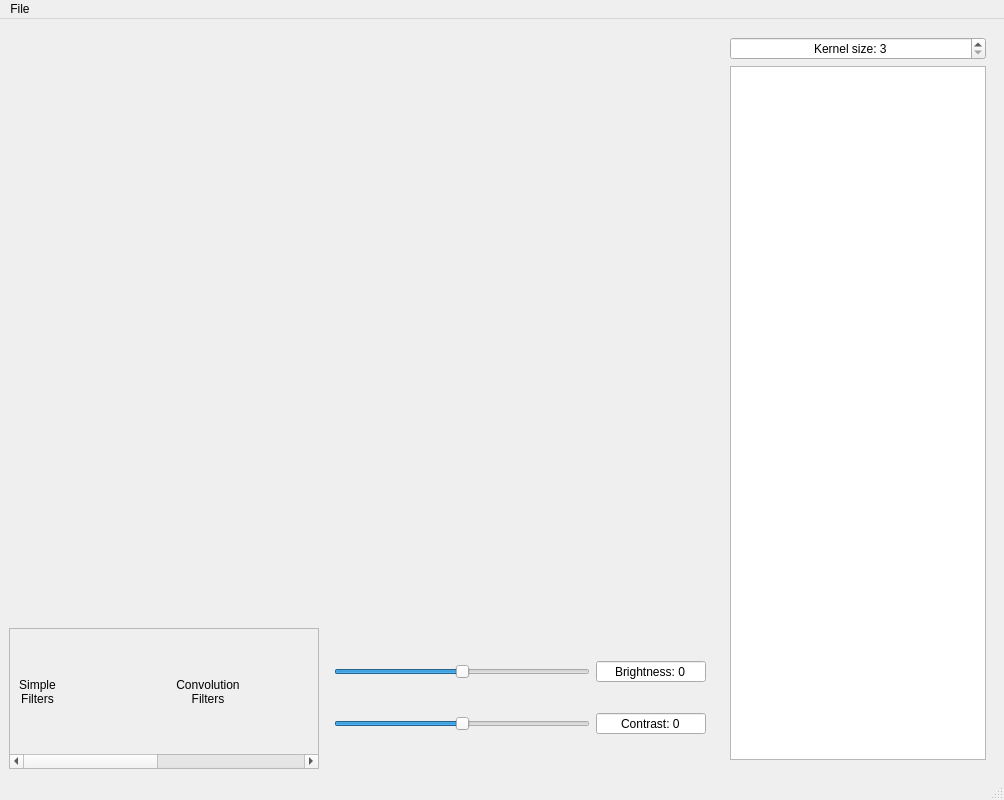
This is src/forms/mainwindow.ui in SerfeyZhirnov/PhotoLab as Qt 5 draws it before an edit. The edited form follows.
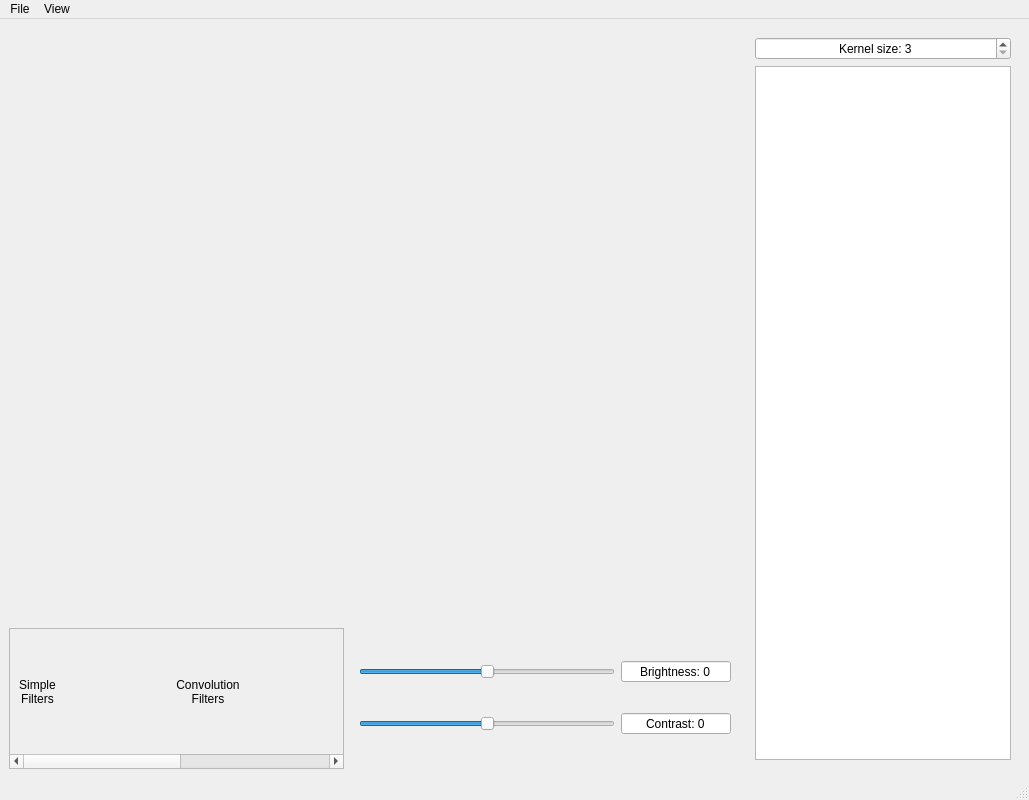
This is the edited form. Icons and pictures are not drawn.

Commit message: Add visible actions

The edit to the form file:
```diff
--- a/src/forms/mainwindow.ui
+++ b/src/forms/mainwindow.ui
@@ -9,7 +9,7 @@
    <rect>
     <x>0</x>
     <y>0</y>
-    <width>1000</width>
+    <width>1029</width>
     <height>800</height>
    </rect>
   </property>
@@ -65,7 +65,7 @@
       <widget class="QWidget" name="sa_content_widget">
        <property name="geometry">
         <rect>
-         <x>0</x>
+         <x>-616</x>
          <y>0</y>
          <width>1651</width>
          <height>124</height>
@@ -672,7 +672,7 @@
     <rect>
      <x>0</x>
      <y>0</y>
-     <width>1000</width>
+     <width>1029</width>
      <height>24</height>
     </rect>
    </property>
@@ -683,7 +683,15 @@
     <addaction name="act_open"/>
     <addaction name="act_save"/>
    </widget>
+   <widget class="QMenu" name="mn_view">
+    <property name="title">
+     <string>View</string>
+    </property>
+    <addaction name="act_filters"/>
+    <addaction name="act_custom_kernel"/>
+   </widget>
    <addaction name="mn_file"/>
+   <addaction name="mn_view"/>
   </widget>
   <widget class="QStatusBar" name="status_bar"/>
   <action name="act_open">
```
Left out of the diff: 21 changed lines with no effect on the pictures. The commit also changes 2 other files.
